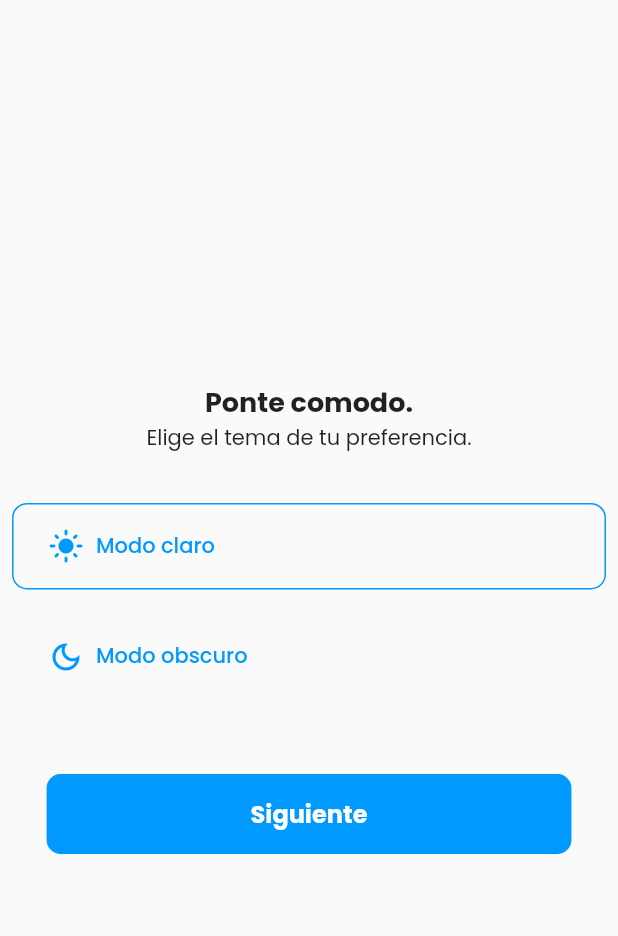
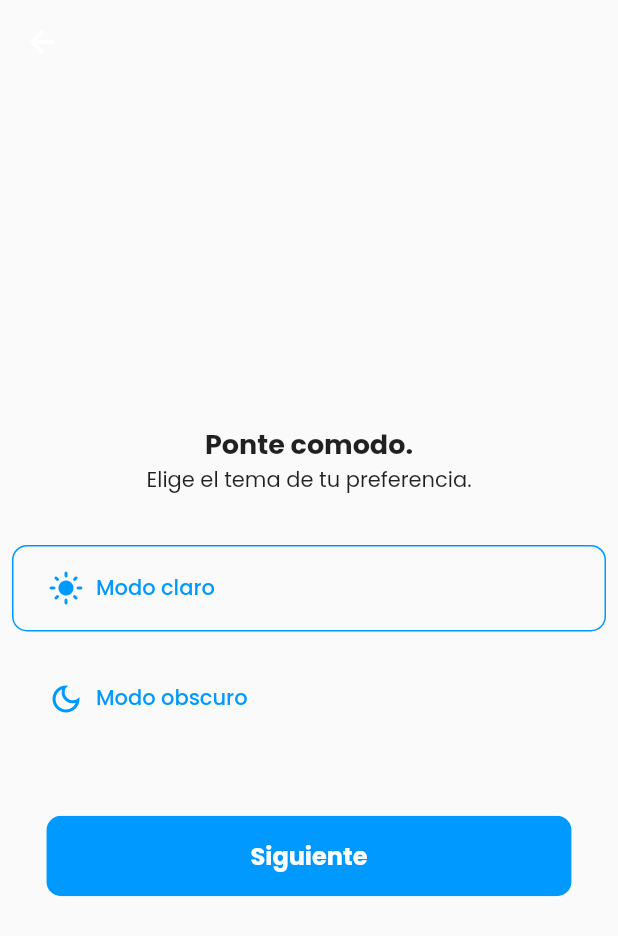
Before and after one commit to RitchieRS/emetrixapp, a Flutter app: the OnBoardingPage screen opened by its route, after a tap on "Saltar", after a tap on "Comenzar", on a phone screen of 412 x 824 dp. Shown: the top 936 px of the screen. Run offline on Flutter 3.47's test engine with Material 2 defaults, Android fonts, the phone set to English and light mode, and no system bars; our stand-ins replace animate_do, connectivity_plus, dio, flutter_riverpod, flutter_svg, freezed_annotation and 9 more; missing offline and left inert: qr_code_scanner; accounts and stored records are empty.

Commit message:
Vibracion y cambios a ui

```diff
--- a/emetrix_flutter/lib/app/ui/onboarding/onboarding.dart
+++ b/emetrix_flutter/lib/app/ui/onboarding/onboarding.dart
@@ -81,7 +81,7 @@ class _OnBoardingPageState extends State<OnBoardingPage> {
                         }
                         controller.jumpToPage(pages.length);
                       },
-                      child: const Text('Saltar'))),
+                      child: Text('Saltar', style: t.mediumBold))),
             ),
           ),
           FadeIn(
@@ -115,9 +115,10 @@ class _OnBoardingPageState extends State<OnBoardingPage> {
                     itemCount: pages.length,
                     scrollDirection: Axis.horizontal,
                     itemBuilder: (context, index) {
-                      return Container(
-                        height: size.height * 0.01,
-                        width: size.height * 0.01,
+                      return AnimatedContainer(
+                        duration: const Duration(milliseconds: 250),
+                        height: size.height * 0.008,
+                        width: size.height * 0.008,
                         decoration: BoxDecoration(
                             shape: BoxShape.circle,
                             color: currentPage == index
@@ -135,7 +136,8 @@ class _OnBoardingPageState extends State<OnBoardingPage> {
                       background: c.primary,
                       title: 'Comenzar',
                       style: t.mediumLight,
-                      onTap: () => Navigator.pushNamed(context, 'theme'),
+                      onTap: () =>
+                          Navigator.pushReplacementNamed(context, 'theme'),
                       width: size.width * 0.85,
                       height: size.height * 0.065),
                 )
--- a/emetrix_flutter/lib/app/ui/select_theme/select_theme.dart
+++ b/emetrix_flutter/lib/app/ui/select_theme/select_theme.dart
@@ -1,9 +1,12 @@
+// ignore_for_file: use_build_context_synchronously
+
+import 'package:emetrix_flutter/app/core/services/services.dart';
 import 'package:emetrix_flutter/app/ui/modules/out_of_route/out_of_route.dart';
 import 'package:flutter/material.dart';
+import 'package:flutter/services.dart';
 import 'package:flutter_riverpod/flutter_riverpod.dart';
 import 'package:animate_do/animate_do.dart';
 
-import 'package:emetrix_flutter/app/core/services/theme/theme.dart';
 import 'package:emetrix_flutter/app/ui/utils/utils.dart';
 import 'package:emetrix_flutter/app/ui/utils/widgets/widgets.dart';
 
@@ -23,6 +26,13 @@ class _SelectThemeState extends ConsumerState<SelectTheme> {
     final isDark = ref.watch(themeProvider);
 
     return Scaffold(
+      appBar: AppBar(
+        backgroundColor: c.surface,
+        elevation: 0,
+        systemOverlayStyle: isDark == ThemeMode.dark
+            ? SystemUiOverlayStyle.light
+            : SystemUiOverlayStyle.dark,
+      ),
       body: Column(
         mainAxisAlignment: MainAxisAlignment.center,
         children: [
@@ -118,6 +128,13 @@ class _SelectThemeState extends ConsumerState<SelectTheme> {
                             final navigator = Navigator.of(context);
                             await Future.delayed(const Duration(seconds: 2));
 
+                            MesagessService.showMessage(
+                                context: context,
+                                duration: const Duration(seconds: 3),
+                                message:
+                                    'Selecciona las tiendas que visitarás.',
+                                icon: Icons.store);
+
                             await navigator.pushReplacement(PageRouteBuilder(
                                 pageBuilder: (_, animation, __) =>
                                     FadeTransition(
--- a/emetrix_flutter/lib/app/ui/utils/widgets/alert_progress.dart
+++ b/emetrix_flutter/lib/app/ui/utils/widgets/alert_progress.dart
@@ -20,7 +20,7 @@ showProgress({
           content: const SizedBox(
               height: 70,
               width: 70,
-              child: Center(child: CircularProgressIndicator())),
+              child: Center(child: CircularProgressIndicator(strokeWidth: 2))),
           actionsAlignment: MainAxisAlignment.center,
         );
       });
```
Also changed, not shown: emetrix_flutter/lib/app/core/services/internet/conection_service.dart (+12 -7 lines), emetrix_flutter/lib/app/ui/modules/login/login.dart (+7 -3 lines), emetrix_flutter/lib/app/ui/modules/out_of_route/out_of_route.dart (+6 -3 lines), emetrix_flutter/lib/app/ui/modules/route_of_the_day/widgets/title.dart (+9 -2 lines), emetrix_flutter/lib/app/ui/modules/settings/settings.dart (+7 -1 lines), emetrix_flutter/lib/app/ui/modules/splash/splash.dart (+3 -4 lines), 1 other file.
